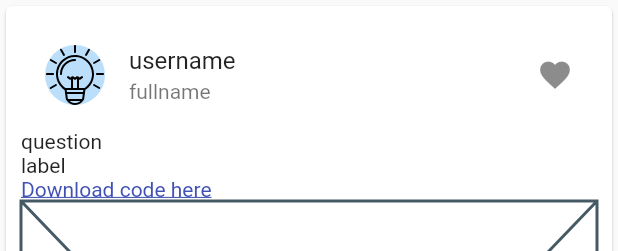
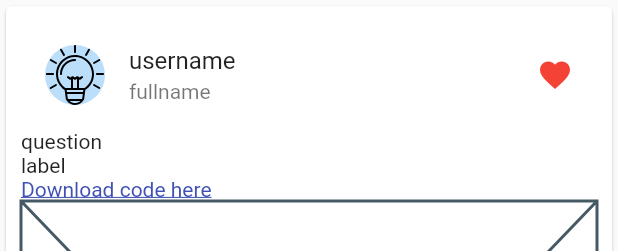
Before and after one commit to IslamulHadi/bketoan, a Flutter app: the PertanyaanDetailComponent widget shown alone on an empty page, opened directly, on a phone screen of 412 x 824 dp. Shown: the top 251 px of the screen. Run offline on Flutter 3.47's test engine with Material 2 defaults, Android fonts, the phone set to English and light mode, and no system bars; our stand-ins replace flutter_svg, image_picker.

Commit message:
add pertanyaan

```diff
--- a/bketoan/lib/components/pertanyaan_detail_component.dart
+++ b/bketoan/lib/components/pertanyaan_detail_component.dart
@@ -3,7 +3,7 @@ import 'dart:io';
 import 'package:flutter/material.dart';
 import 'package:flutter_svg/svg.dart';
 
-class PertanyaanDetailComponent extends StatelessWidget {
+class PertanyaanDetailComponent extends StatefulWidget {
   String username;
   String fullname;
   String avatar;
@@ -22,9 +22,22 @@ class PertanyaanDetailComponent extends StatelessWidget {
       this.gambar});
 
   @override
+  State<StatefulWidget> createState()=> _PertanyaanDetailComponent();
+}
+
+
+class _PertanyaanDetailComponent extends State<PertanyaanDetailComponent>{
+  bool isFavorited;
+
+  @override
+  void initState() {
+    isFavorited = false;
+    // TODO: implement initState
+    super.initState();
+  }
+  @override
   Widget build(BuildContext context) {
-    // TODO: implement build
-    return Card(
+    return  Card(
       child: Padding(
         padding: EdgeInsets.symmetric(horizontal: 10.0,vertical: 10.0),
         child: Column(
@@ -37,12 +50,16 @@ class PertanyaanDetailComponent extends StatelessWidget {
                 child: SvgPicture.asset('assets/icons/lamp.svg'),
               ),
               trailing: GestureDetector(
-                onTap: () {},
-                child: Icon(Icons.favorite),
+                onTap: () {
+                    setState(() {
+                      isFavorited = !isFavorited;
+                    });
+                },
+                child: isFavorited?Icon(Icons.favorite):Icon(Icons.favorite,color: Colors.red,),
               ),
             ),
-            Wrap(children: [Text(question)]),
-            Text(label),
+            Wrap(children: [Text(widget.question)]),
+            Text(widget.label),
             GestureDetector(
               child: Text(
                 'Download code here',
@@ -50,10 +67,11 @@ class PertanyaanDetailComponent extends StatelessWidget {
                     color: Colors.indigo, decoration: TextDecoration.underline),
               ),
             ),
-            gambar == null ? Placeholder() : Image.network(file)
+            widget.gambar == null ? Placeholder() : Image.network(widget.file)
           ],
         ),
       ),
-    );
+    );;
   }
+
 }
--- a/bketoan/pubspec.yaml
+++ b/bketoan/pubspec.yaml
@@ -26,7 +26,7 @@ dependencies:
   flutter_svg: ^0.12.4
   flushbar: ^1.6.0
   cloud_firestore: ^0.9.0
-
+  image_picker:
 dev_dependencies:
   flutter_test:
     sdk: flutter
```
Also changed, not shown: bketoan/lib/screens/add_pertanyaan_screen.dart (+71 -13 lines), bketoan/pubspec.lock, 2 other files.
